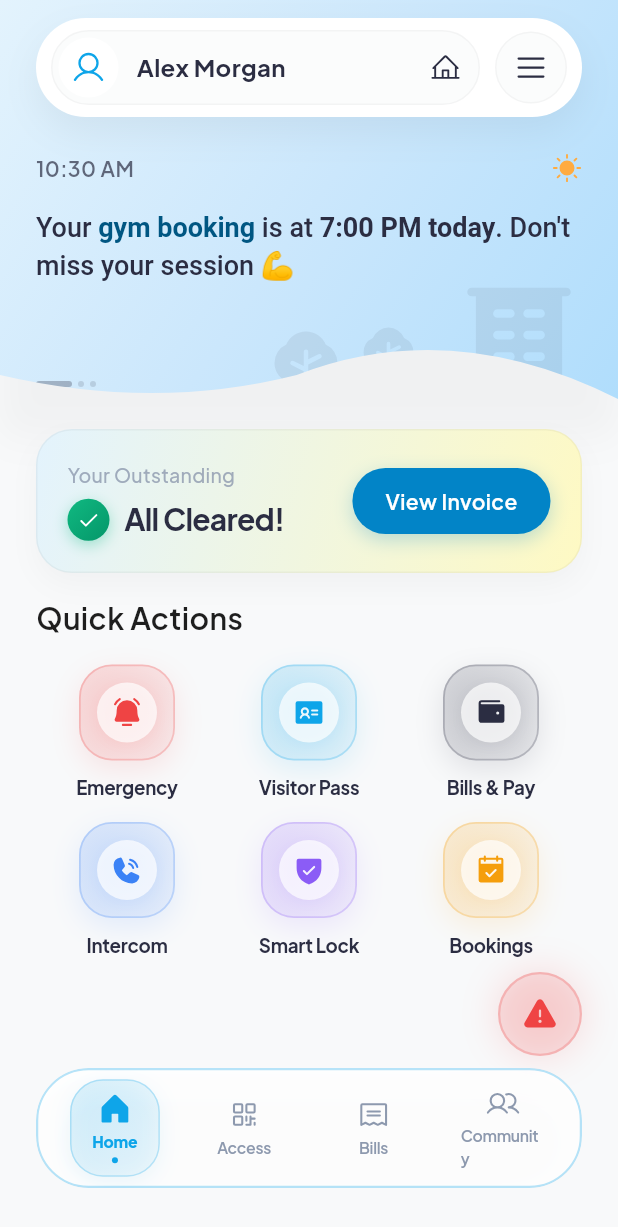
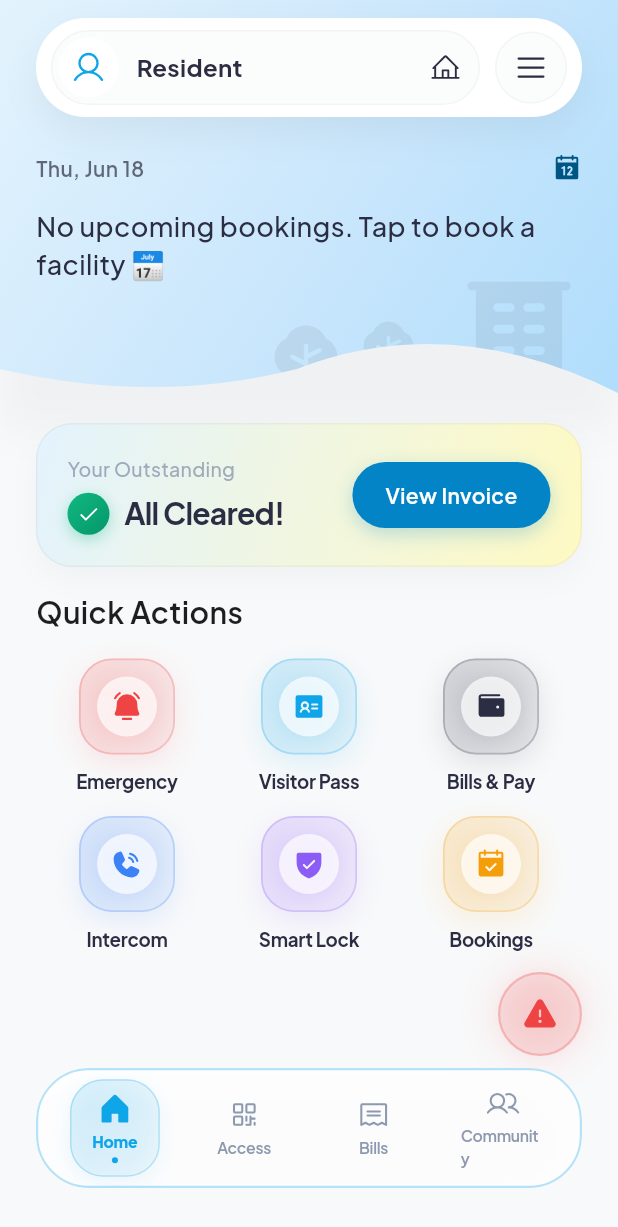
Before and after one commit to kautsarbaiq/HCM-PHH-App, a Flutter app: the screen it shows once a user with an empty profile is signed in, on a phone screen of 412 x 824 dp. Shown: the top 1227 px of the screen. Run offline on Flutter 3.47's test engine with Material 3 defaults, Android fonts, the phone set to English and light mode, and no system bars; drawn by our look-alikes of flutter_animate; our stand-ins replace flutter_dotenv, flutter_riverpod, flutter_screenutil, go_router, google_fonts, image_picker and 3 more; missing offline and left inert: mobile_scanner; accounts and stored records are empty.

Commit message:
feat: implement visitor dashboard with billing and booking providers

```diff
--- a/lib/features/dashboard/presentation/pages/dashboard_page.dart
+++ b/lib/features/dashboard/presentation/pages/dashboard_page.dart
@@ -1,55 +1,50 @@
 import 'package:flutter/material.dart';
 import 'package:flutter_animate/flutter_animate.dart';
+import 'package:flutter_riverpod/flutter_riverpod.dart';
 import 'package:go_router/go_router.dart';
 import 'package:phosphor_flutter/phosphor_flutter.dart';
 import 'package:intl/intl.dart';
+import 'package:supabase_flutter/supabase_flutter.dart';
 
 import 'package:hcm_app/theme/app_colors.dart';
+import '../../../../core/repositories/billing_repository.dart';
+import '../../../../core/repositories/facility_repository.dart';
+import '../../../../core/repositories/profile_repository.dart';
 import '../../../main/presentation/pages/main_navigation_page.dart';
 import '../../../access/presentation/widgets/smart_access_modal.dart';
 import '../../../emergency/presentation/widgets/emergency_bottom_sheet.dart';
 import '../widgets/quick_action_item.dart';
 
-class DashboardPage extends StatefulWidget {
+final dashboardOutstandingProvider = FutureProvider<List<Billing>>((ref) {
+  return ref.read(billingRepositoryProvider).getMyBillings();
+});
+
+final dashboardBookingsProvider = FutureProvider<List<Booking>>((ref) async {
+  final uid = Supabase.instance.client.auth.currentUser?.id;
+  if (uid == null) return [];
+  return ref.read(facilityRepositoryProvider).getMyBookings(uid);
+});
+
+final _currency = NumberFormat.currency(locale: 'id_ID', symbol: 'RM ', decimalDigits: 0);
+
+String _bookingDateLabel(String iso) {
+  try {
+    return DateFormat('EEE, MMM dd').format(DateTime.parse(iso));
+  } catch (_) {
+    return iso;
+  }
+}
+
+class DashboardPage extends ConsumerStatefulWidget {
   const DashboardPage({super.key});
 
   @override
-  State<DashboardPage> createState() => _DashboardPageState();
+  ConsumerState<DashboardPage> createState() => _DashboardPageState();
 }
 
-class _DashboardPageState extends State<DashboardPage> {
+class _DashboardPageState extends ConsumerState<DashboardPage> {
   int _activePage = 0;
   late final PageController _pageController;
-
-  final List<Map<String, dynamic>> _bookings = [
-    {
-      'type': 'gym booking',
-      'time': '7:00 PM today',
-      'icon': PhosphorIconsFill.sun,
-      'iconColor': Colors.orangeAccent,
-      'emoji': '💪',
-      'phrase': 'Don\'t miss your session',
-      'route': '/facility',
-    },
-    {
-      'type': 'swimming booking',
-      'time': '9:00 AM tomorrow',
-      'icon': PhosphorIconsFill.drop,
-      'iconColor': Colors.blueAccent,
-      'emoji': '🏊',
-      'phrase': 'Ready for a refreshing splash?',
-      'route': '/facility',
-    },
-    {
-      'type': 'tennis booking',
-      'time': '4:30 PM this Friday',
-      'icon': PhosphorIconsFill.calendar,
-      'iconColor': Colors.green,
-      'emoji': '🎾',
-      'phrase': 'Challenge your neighbor!',
-      'route': '/facility',
-    },
-  ];
 
   @override
   void initState() {
@@ -87,6 +82,9 @@ class _DashboardPageState extends State<DashboardPage> {
   }
 
   Widget _buildOutstandingBanner(BuildContext context) {
+    final bills = ref.watch(dashboardOutstandingProvider).valueOrNull ?? <Billing>[];
+    final unpaid = bills.where((b) => b.status != 'paid').toList();
+    final total = unpaid.fold<double>(0, (sum, b) => sum + b.amount);
     return Container(
       width: double.infinity,
       padding: const EdgeInsets.all(20),
@@ -132,7 +130,8 @@ class _DashboardPageState extends State<DashboardPage> {
                 FittedBox(
                   fit: BoxFit.scaleDown,
                   alignment: Alignment.centerLeft,
-                  child: Row(
+                  child: unpaid.isEmpty
+                      ? Row(
                           children: [
                             Container(
                               width: 28,
@@ -142,38 +141,32 @@ class _DashboardPageState extends State<DashboardPage> {
                                 gradient: const LinearGradient(
                                   begin: Alignment.topLeft,
                                   end: Alignment.bottomRight,
-                            colors: [
-                              Color(0xFF10B981), // Vibrant modern emerald green
-                              Color(0xFF059669), // Premium forest green
+                                  colors: [Color(0xFF10B981), Color(0xFF059669)],
+                                ),
+                                boxShadow: [
+                                  BoxShadow(color: const Color(0xFF10B981).withOpacity(0.35), blurRadius: 8, offset: const Offset(0, 3)),
                                 ],
                               ),
-                          boxShadow: [
-                            BoxShadow(
-                              color: const Color(0xFF10B981).withOpacity(0.35),
-                              blurRadius: 8,
-                              offset: const Offset(0, 3),
-                            ),
-                          ],
-                        ),
-                        child: const Center(
-                          child: Icon(
-                            PhosphorIconsBold.check,
-                            color: Colors.white,
-                            size: 14,
-                          ),
-                        ),
+                              child: const Center(child: Icon(PhosphorIconsBold.check, color: Colors.white, size: 14)),
                             ),
                             const SizedBox(width: 10),
                             const Text(
                               'All Cleared!',
-                        style: TextStyle(
-                          fontSize: 20,
-                          fontWeight: FontWeight.bold,
-                          color: AppColors.deepSlate,
-                          letterSpacing: -0.5,
+                              style: TextStyle(fontSize: 20, fontWeight: FontWeight.bold, color: AppColors.deepSlate, letterSpacing: -0.5),
+                            ),
+                          ],
+                        )
+                      : Text(
+                          _currency.format(total),
+                          style: const TextStyle(fontSize: 24, fontWeight: FontWeight.bold, color: AppColors.deepSlate, letterSpacing: -0.5),
                         ),
                 ),
-                    ],
+                if (unpaid.isNotEmpty)
+                  Padding(
+                    padding: const EdgeInsets.only(top: 4),
+                    child: Text(
+                      '${unpaid.length} unpaid bill${unpaid.length > 1 ? 's' : ''}',
+                      style: TextStyle(fontSize: 12, fontWeight: FontWeight.w500, color: AppColors.error.withOpacity(0.9)),
                     ),
                   ),
               ],
@@ -210,6 +203,8 @@ class _DashboardPageState extends State<DashboardPage> {
   }
 
   Widget _buildHeader(BuildContext context) {
+    final profile = ref.watch(currentProfileProvider).valueOrNull;
+    final avatarUrl = profile?.avatarUrl;
     return Container(
       padding: const EdgeInsets.symmetric(horizontal: 10, vertical: 8),
       decoration: BoxDecoration(
@@ -246,18 +241,20 @@ class _DashboardPageState extends State<DashboardPage> {
                         color: AppColors.primaryWhite,
                       ),
                       child: ClipOval(
-                        child: Image.network(
-                          'https://images.unsplash.com/photo-1534528741775-53994a69daeb?auto=format&fit=crop&w=150&h=150&q=80',
+                        child: (avatarUrl != null && avatarUrl.isNotEmpty)
+                            ? Image.network(
+                                avatarUrl,
                                 errorBuilder: (context, error, stackTrace) => const Icon(PhosphorIconsRegular.user, color: AppColors.primaryBlue),
                                 fit: BoxFit.cover,
-                        ),
+                              )
+                            : const Icon(PhosphorIconsRegular.user, color: AppColors.primaryBlue),
                       ),
                     ),
                     const SizedBox(width: 12),
-                    const Expanded(
+                    Expanded(
                       child: Text(
-                        'Alex Morgan',
-                        style: TextStyle(
+                        (profile?.fullName.isNotEmpty ?? false) ? profile!.fullName : 'Resident',
+                        style: const TextStyle(
                           fontSize: 16,
                           fontWeight: FontWeight.bold,
                           color: AppColors.deepSlate,
@@ -385,6 +382,7 @@ class _DashboardPageState extends State<DashboardPage> {
 
   Widget _buildTopHeader(BuildContext context) {
     final topPadding = MediaQuery.of(context).padding.top;
+    final bookings = ref.watch(dashboardBookingsProvider).valueOrNull ?? <Booking>[];
 
     return Container(
       decoration: BoxDecoration(
@@ -465,23 +463,12 @@ class _DashboardPageState extends State<DashboardPage> {
                   _buildHeader(context),
                   const SizedBox(height: 24),
 
-                  // Slider container
+                  // Slider container — upcoming facility bookings
                   SizedBox(
                     height: 140,
-                    child: PageView.builder(
-                      controller: _pageController,
-                      onPageChanged: (index) {
-                        setState(() {
-                          _activePage = index;
-                        });
-                      },
-                      itemCount: _bookings.length,
-                      itemBuilder: (context, index) {
-                        final booking = _bookings[index];
-                        final String currentTime = DateFormat('hh:mm a').format(DateTime.now());
-
-                        return GestureDetector(
-                          onTap: () => context.push(booking['route']),
+                    child: bookings.isEmpty
+                        ? GestureDetector(
+                            onTap: () => context.push('/facility'),
                             behavior: HitTestBehavior.opaque,
                             child: Column(
                               crossAxisAlignment: CrossAxisAlignment.start,
@@ -489,49 +476,52 @@ class _DashboardPageState extends State<DashboardPage> {
                                 Row(
                                   mainAxisAlignment: MainAxisAlignment.spaceBetween,
                                   children: [
-                                  Text(
-                                    currentTime,
-                                    style: TextStyle(
-                                      fontSize: 14,
-                                      fontWeight: FontWeight.w600,
-                                      color: AppColors.deepSlate.withOpacity(0.7),
+                                    Text(DateFormat('EEE, MMM dd').format(DateTime.now()),
+                                        style: TextStyle(fontSize: 14, fontWeight: FontWeight.w600, color: AppColors.deepSlate.withOpacity(0.7))),
+                                    const Icon(PhosphorIconsFill.calendar, size: 20, color: Color(0xFF005682)),
+                                  ],
+                                ),
+                                const SizedBox(height: 16),
+                                const Expanded(
+                                  child: Text(
+                                    'No upcoming bookings. Tap to book a facility 📅',
+                                    style: TextStyle(fontSize: 18, color: AppColors.deepSlate, height: 1.4, fontWeight: FontWeight.w500),
                                   ),
                                 ),
-                                  Icon(
-                                    booking['icon'],
-                                    size: 20,
-                                    color: booking['iconColor'],
+                              ],
                             ),
+                          )
+                        : PageView.builder(
+                            controller: _pageController,
+                            onPageChanged: (index) => setState(() => _activePage = index),
+                            itemCount: bookings.length,
+                            itemBuilder: (context, index) {
+                              final b = bookings[index];
+                              return GestureDetector(
+                                onTap: () => context.push('/facility'),
+                                behavior: HitTestBehavior.opaque,
+                                child: Column(
+                                  crossAxisAlignment: CrossAxisAlignment.start,
+                                  children: [
+                                    Row(
+                                      mainAxisAlignment: MainAxisAlignment.spaceBetween,
+                                      children: [
+                                        Text(_bookingDateLabel(b.date),
+                                            style: TextStyle(fontSize: 14, fontWeight: FontWeight.w600, color: AppColors.deepSlate.withOpacity(0.7))),
+                                        const Icon(PhosphorIconsFill.calendarCheck, size: 20, color: Color(0xFF005682)),
                                       ],
                                     ),
                                     const SizedBox(height: 16),
                                     Expanded(
                                       child: RichText(
                                         text: TextSpan(
-                                    style: const TextStyle(
-                                      fontSize: 18,
-                                      color: AppColors.deepSlate,
-                                      height: 1.4,
-                                      fontWeight: FontWeight.w500,
-                                    ),
+                                          style: const TextStyle(fontSize: 18, color: AppColors.deepSlate, height: 1.4, fontWeight: FontWeight.w500),
                                           children: [
                                             const TextSpan(text: 'Your '),
-                                      TextSpan(
-                                        text: booking['type'],
-                                        style: const TextStyle(
-                                          color: Color(0xFF005682), // Deep blue/teal
-                                          fontWeight: FontWeight.bold,
-                                        ),
-                                      ),
-                                      const TextSpan(text: ' is at '),
-                                      TextSpan(
-                                        text: booking['time'],
-                                        style: const TextStyle(
-                                          fontWeight: FontWeight.bold,
-                                          color: AppColors.deepSlate,
-                                        ),
-                                      ),
-                                      TextSpan(text: '. ${booking['phrase']} ${booking['emoji']}'),
+                                            TextSpan(text: b.facilityName, style: const TextStyle(color: Color(0xFF005682), fontWeight: FontWeight.bold)),
+                                            const TextSpan(text: ' booking is at '),
+                                            TextSpan(text: b.time, style: const TextStyle(fontWeight: FontWeight.bold, color: AppColors.deepSlate)),
+                                            const TextSpan(text: '. See you there! 🎉'),
                                           ],
                                         ),
                                       ),
@@ -543,10 +533,9 @@ class _DashboardPageState extends State<DashboardPage> {
                           ),
                   ),
                   const SizedBox(height: 12),
-
-                  // Slider indicators at the bottom left with micro-animations
+                  if (bookings.length > 1)
                     Row(
-                    children: List.generate(_bookings.length, (index) {
+                      children: List.generate(bookings.length, (index) {
                         final isActive = index == _activePage;
                         return AnimatedContainer(
                           duration: const Duration(milliseconds: 300),
```
Lines whose indentation alone changed are shown as unchanged.
